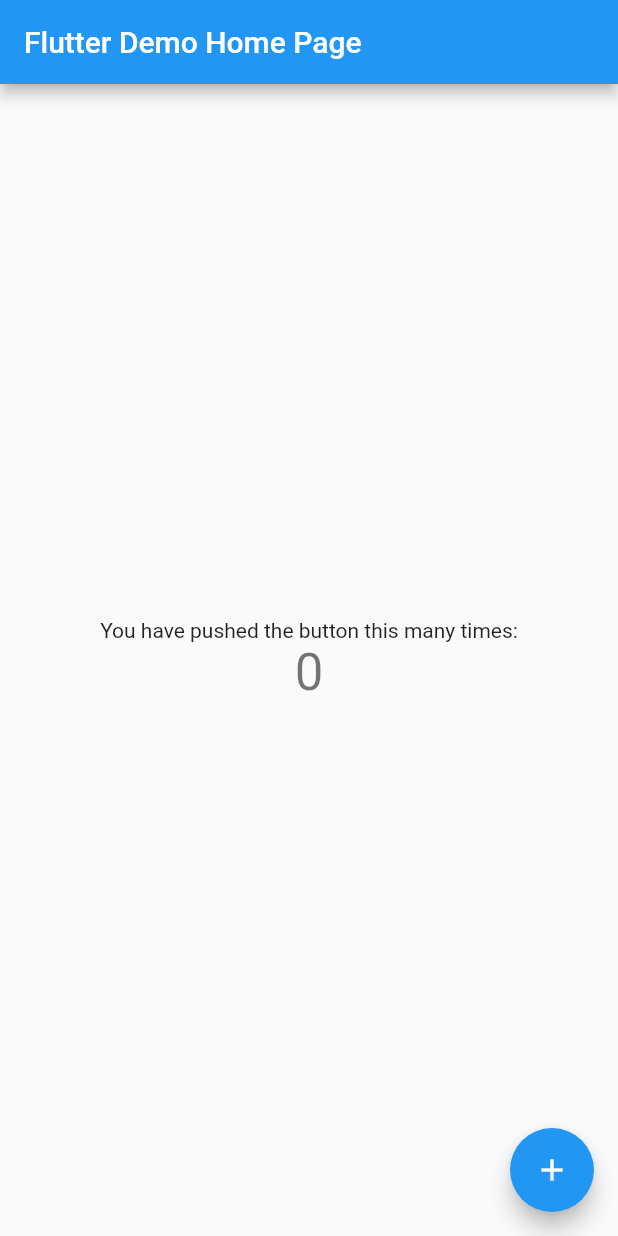
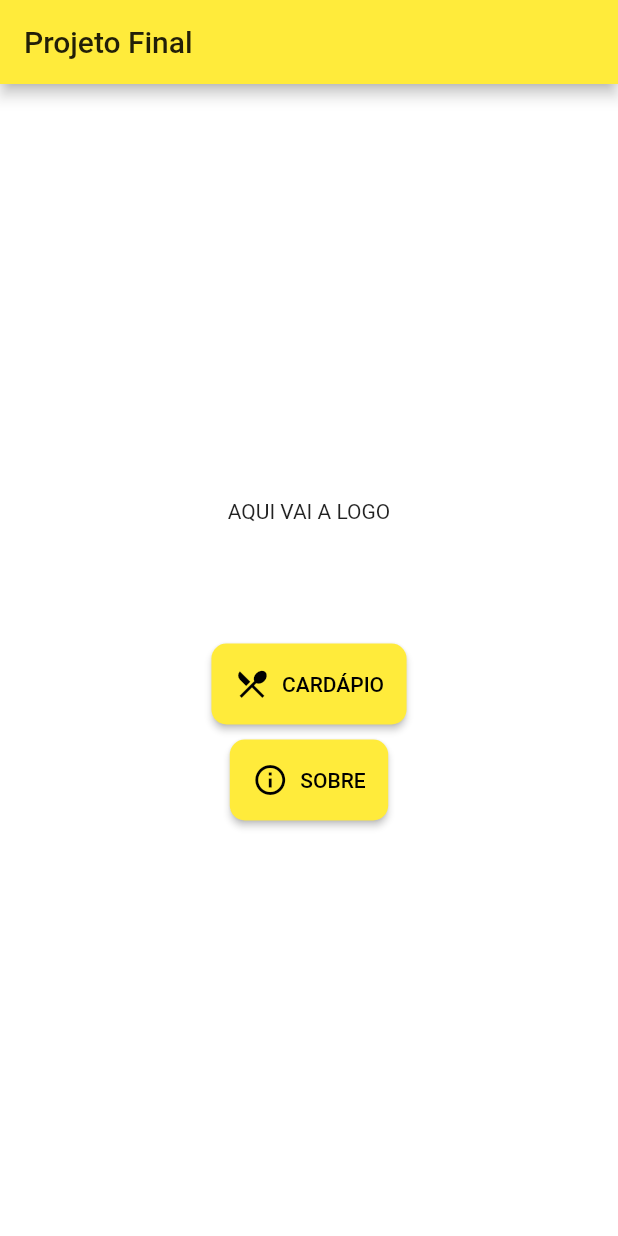
Before and after one commit to gustavo-cigaran/hg-pizzeria, a Flutter app: the screen it shows after launch, on a phone screen of 412 x 824 dp. Run offline on Flutter 3.47's test engine with Material 2 defaults, Android fonts, the phone set to English and light mode, and no system bars.

Commit message:
first commit

```diff
--- a/lib/main.dart
+++ b/lib/main.dart
@@ -1,4 +1,5 @@
 import 'package:flutter/material.dart';
+import 'views/views.dart';
 
 void main() {
   runApp(MyApp());
@@ -9,105 +10,12 @@ class MyApp extends StatelessWidget {
   @override
   Widget build(BuildContext context) {
     return MaterialApp(
-      title: 'Flutter Demo',
+      title: 'Projeto Final',
+      debugShowCheckedModeBanner: false,
       theme: ThemeData(
-        // This is the theme of your application.
-        //
-        // Try running your application with "flutter run". You'll see the
-        // application has a blue toolbar. Then, without quitting the app, try
-        // changing the primarySwatch below to Colors.green and then invoke
-        // "hot reload" (press "r" in the console where you ran "flutter run",
-        // or simply save your changes to "hot reload" in a Flutter IDE).
-        // Notice that the counter didn't reset back to zero; the application
-        // is not restarted.
-        primarySwatch: Colors.blue,
+        primarySwatch: Colors.yellow,
       ),
-      home: MyHomePage(title: 'Flutter Demo Home Page'),
+      home: MyHomePage(title: 'Projeto Final'),
     );
   }
 }
-
-class MyHomePage extends StatefulWidget {
-  MyHomePage({Key? key, required this.title}) : super(key: key);
-
-  // This widget is the home page of your application. It is stateful, meaning
-  // that it has a State object (defined below) that contains fields that affect
-  // how it looks.
-
-  // This class is the configuration for the state. It holds the values (in this
-  // case the title) provided by the parent (in this case the App widget) and
-  // used by the build method of the State. Fields in a Widget subclass are
-  // always marked "final".
-
-  final String title;
-
-  @override
-  _MyHomePageState createState() => _MyHomePageState();
-}
-
-class _MyHomePageState extends State<MyHomePage> {
-  int _counter = 0;
-
-  void _incrementCounter() {
-    setState(() {
-      // This call to setState tells the Flutter framework that something has
-      // changed in this State, which causes it to rerun the build method below
-      // so that the display can reflect the updated values. If we changed
-      // _counter without calling setState(), then the build method would not be
-      // called again, and so nothing would appear to happen.
-      _counter++;
-    });
-  }
-
-  @override
-  Widget build(BuildContext context) {
-    // This method is rerun every time setState is called, for instance as done
-    // by the _incrementCounter method above.
-    //
-    // The Flutter framework has been optimized to make rerunning build methods
-    // fast, so that you can just rebuild anything that needs updating rather
-    // than having to individually change instances of widgets.
-    return Scaffold(
-      appBar: AppBar(
-        // Here we take the value from the MyHomePage object that was created by
-        // the App.build method, and use it to set our appbar title.
-        title: Text(widget.title),
-      ),
-      body: Center(
-        // Center is a layout widget. It takes a single child and positions it
-        // in the middle of the parent.
-        child: Column(
-          // Column is also a layout widget. It takes a list of children and
-          // arranges them vertically. By default, it sizes itself to fit its
-          // children horizontally, and tries to be as tall as its parent.
-          //
-          // Invoke "debug painting" (press "p" in the console, choose the
-          // "Toggle Debug Paint" action from the Flutter Inspector in Android
-          // Studio, or the "Toggle Debug Paint" command in Visual Studio Code)
-          // to see the wireframe for each widget.
-          //
-          // Column has various properties to control how it sizes itself and
-          // how it positions its children. Here we use mainAxisAlignment to
-          // center the children vertically; the main axis here is the vertical
-          // axis because Columns are vertical (the cross axis would be
-          // horizontal).
-          mainAxisAlignment: MainAxisAlignment.center,
-          children: <Widget>[
-            Text(
-              'You have pushed the button this many times:',
-            ),
-            Text(
-              '$_counter',
-              style: Theme.of(context).textTheme.headline4,
-            ),
-          ],
-        ),
-      ),
-      floatingActionButton: FloatingActionButton(
-        onPressed: _incrementCounter,
-        tooltip: 'Increment',
-        child: Icon(Icons.add),
-      ), // This trailing comma makes auto-formatting nicer for build methods.
-    );
-  }
-}
--- /dev/null
+++ b/lib/views/home_page.dart
@@ -0,0 +1,74 @@
+import 'package:flutter/material.dart';
+import 'views.dart';
+
+class MyHomePage extends StatefulWidget {
+  MyHomePage({Key? key, required this.title}) : super(key: key);
+
+  final String title;
+
+  @override
+  _MyHomePageState createState() => _MyHomePageState();
+}
+
+class _MyHomePageState extends State<MyHomePage> {
+  @override
+  Widget build(BuildContext context) {
+    return Scaffold(
+      appBar: AppBar(
+        title: Text(widget.title),
+      ),
+      backgroundColor: Colors.white,
+      body: Center(
+        child: Column(
+          mainAxisAlignment: MainAxisAlignment.center,
+          children: <Widget>[
+            // Image.asset('images/logo_home.gif', width: 300, height: 300,),
+            Text('AQUI VAI A LOGO'),
+            SizedBox(height: 80,),
+            TextButton.icon(
+              style: TextButton.styleFrom(
+                primary: Colors.black,
+                backgroundColor: Colors.yellow,
+                padding: EdgeInsets.all(15),
+                shape: const RoundedRectangleBorder(borderRadius: BorderRadius.all(Radius.circular(10))),
+                shadowColor: Colors.black,
+                elevation: 2,
+              ),
+              onPressed: () {
+                Navigator.push(context,MaterialPageRoute(
+                  builder: (context)=>MenuPage(),
+                ));
+              },
+              icon: Icon(
+                Icons.restaurant_menu_outlined,
+                color: Colors.black,
+              ),
+              label: Text('CARDÁPIO'),
+            ),
+            SizedBox(height: 10,),
+            TextButton.icon(
+              style: TextButton.styleFrom(
+                primary: Colors.black,
+                backgroundColor: Colors.yellow,
+                padding: EdgeInsets.all(15),
+                shape: const RoundedRectangleBorder(borderRadius: BorderRadius.all(Radius.circular(10))),
+                shadowColor: Colors.black,
+                elevation: 2,
+              ),
+              onPressed: () {
+                Navigator.push(context,MaterialPageRoute(
+                  builder: (context)=>AboutPage(),
+                ));
+              },
+              icon: Icon(
+                Icons.info_outlined,
+                color: Colors.black,
+              ),
+              label: Text('SOBRE'),
+            ),
+          ],
+        ),
+      ),
+    );
+  }
+}
--- /dev/null
+++ b/lib/views/views.dart
@@ -0,0 +1,3 @@
+export 'home_page.dart';
+export 'about_page.dart';
+export 'menu_page.dart';
--- a/pubspec.yaml
+++ b/pubspec.yaml
@@ -44,6 +44,10 @@ flutter:
   # the material Icons class.
   uses-material-design: true
 
+  assets:
+    - images/gustavo.jpg
+    - images/henrique.jpeg
+
   # To add assets to your application, add an assets section, like this:
   # assets:
   #   - images/a_dot_burr.jpeg
```
Also changed, not shown: lib/views/about_page.dart (added, +93 -0 lines), lib/views/menu_page.dart (added, +29 -0 lines), images/gustavo.jpg (added), images/henrique.jpeg (added).
